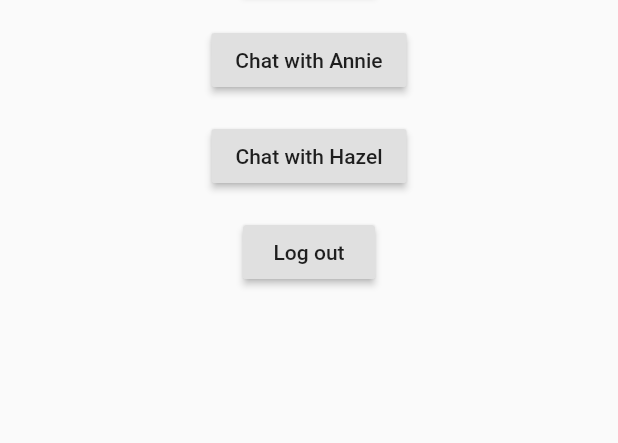
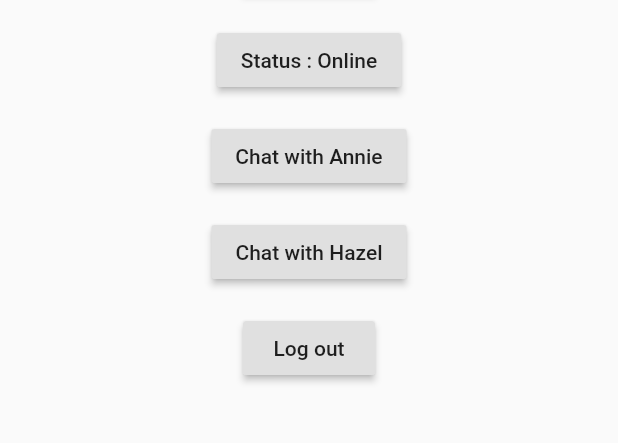
Before and after one commit to ardisaurus/flutter-basics, a Flutter app: the screen it shows after launch, on a phone screen of 412 x 824 dp, the part 216-659 px from its top. Run offline on Flutter 3.47's test engine with Material 2 defaults, Android fonts, the phone set to English and light mode, and no system bars.

Commit message:
add pop with argument passed

```diff
--- a/router/lib/main.dart
+++ b/router/lib/main.dart
@@ -4,6 +4,7 @@ import 'package:router/screens/editProfile.dart';
 import 'package:router/screens/home.dart';
 import 'package:router/screens/login.dart';
 import 'package:router/screens/profile.dart';
+import 'package:router/screens/status.dart';
 
 void main() {
   runApp(MyApp());
@@ -30,6 +31,7 @@ class MyApp extends StatelessWidget {
         '/editProfile': (context) => EditProfile(),
         '/chat': (context) => Chat(),
         '/login': (context) => Login(),
+        '/status': (context) => Status(),
       },
     );
   }
--- a/router/lib/screens/home.dart
+++ b/router/lib/screens/home.dart
@@ -9,6 +9,8 @@ class MyHomePage extends StatefulWidget {
 }
 
 class _MyHomePageState extends State<MyHomePage> {
+  bool isOnline = true;
+
   @override
   Widget build(BuildContext context) {
     return Scaffold(
@@ -36,8 +38,21 @@ class _MyHomePageState extends State<MyHomePage> {
             Padding(
               padding: EdgeInsets.all(8.0),
               child: RaisedButton(
+                onPressed: () async {
+                  //ARDI'S NOTE : Show a page and remove this page
+                  dynamic x = await Navigator.pushNamed(context, '/status');
+                  setState(() {
+                    isOnline = x;
+                  });
+                },
+                child: Text(isOnline ? 'Status : Online' : 'Status : Offline'),
+              ),
+            ),
+            Padding(
+              padding: EdgeInsets.all(8.0),
+              child: RaisedButton(
                 onPressed: () {
-                  //ARDI'S NOTE : Show a page over this page and pass arguments name
+                  //ARDI'S NOTE : Show a page over this page and pass arguments
                   Navigator.pushNamed(context, '/chat',
                       arguments: {'name': 'Annie'});
                 },
@@ -48,7 +63,7 @@ class _MyHomePageState extends State<MyHomePage> {
               padding: EdgeInsets.all(8.0),
               child: RaisedButton(
                 onPressed: () {
-                  //ARDI'S NOTE : Show a page over this page and pass arguments name
+                  //ARDI'S NOTE : Show a page over this page and pass arguments
                   Navigator.pushNamed(context, '/chat',
                       arguments: {'name': 'Hazel'});
                 },
```
Also changed, not shown: router/lib/screens/status.dart (added, +43 -0 lines), 1 other file.
